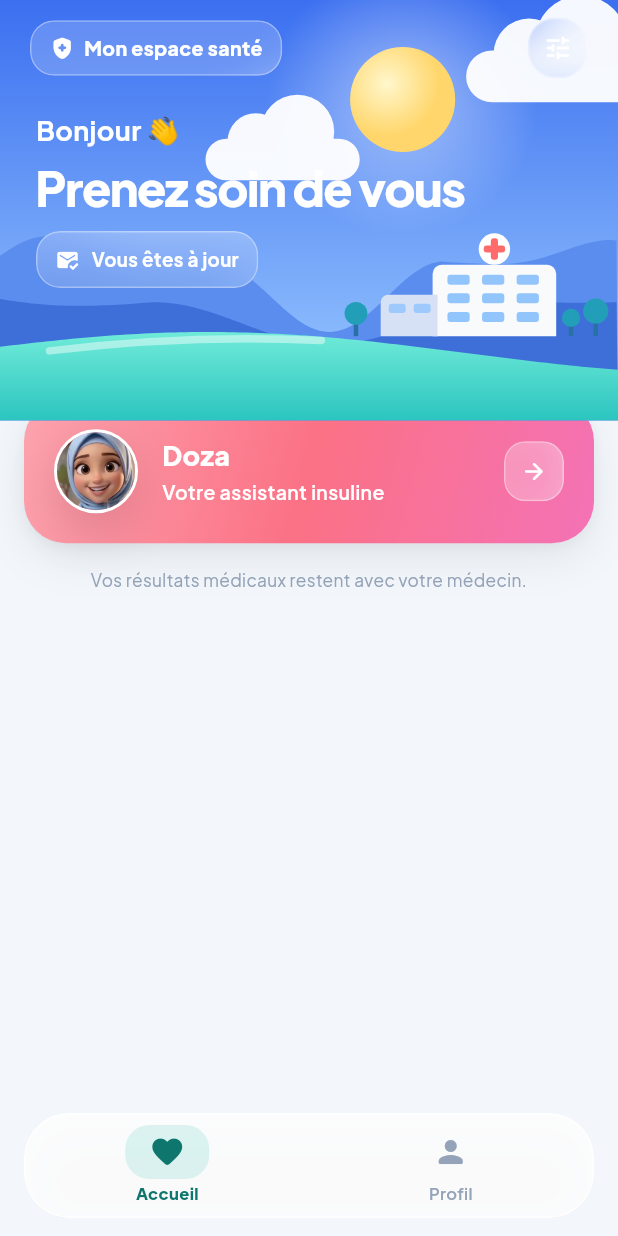
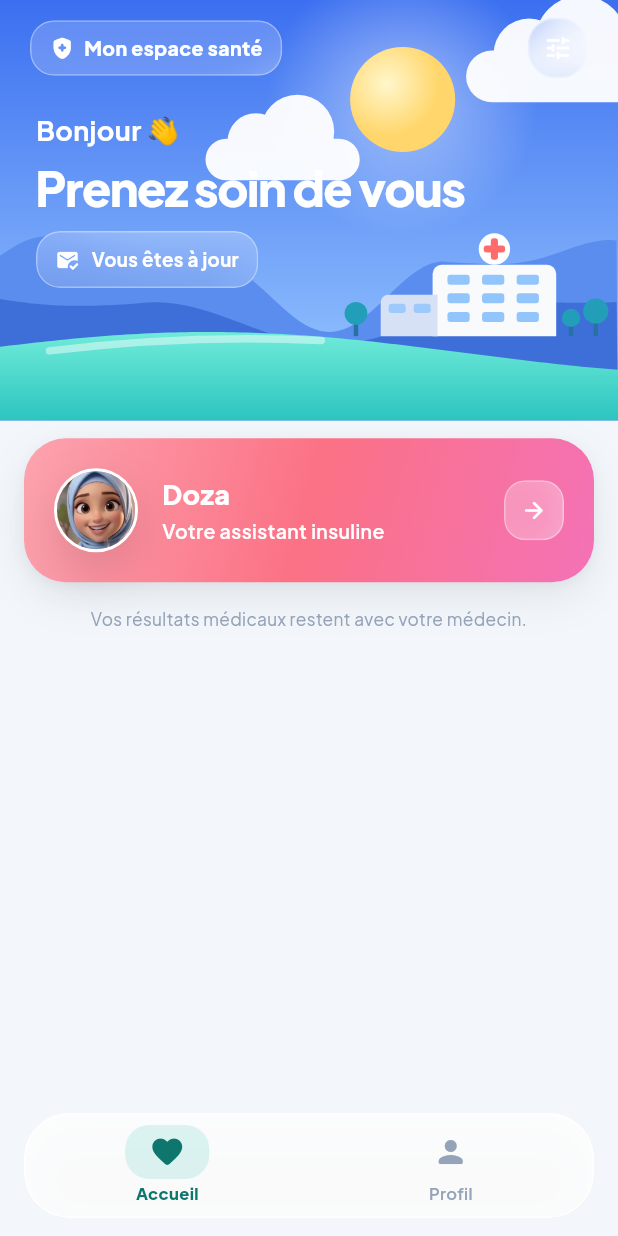
Before and after one commit to FyrasBenSlimane/ML, a Flutter app: the _PatientShellView screen opened directly, on a phone screen of 412 x 824 dp. Run offline on Flutter 3.47's test engine with Material 3 defaults, Android fonts, the phone set to English and light mode, and no system bars; drawn by our look-alikes of flutter_animate; our stand-ins replace audioplayers, equatable, flutter_bloc, flutter_tts, google_fonts, shared_preferences and 1 more; accounts and stored records are empty; network calls fail.

Commit message:
Accueil patient : plus d'espace au-dessus de la carte Doza
Marge supérieure portée à 46 px pour que la carte (et son halo rose) ne
soit plus collée à l'en-tête.

Co-Authored-By: Claude Opus 4.8 <noreply@anthropic.com>

```diff
--- a/deployment_v2/mobile/lib/features/patient/patient_shell.dart
+++ b/deployment_v2/mobile/lib/features/patient/patient_shell.dart
@@ -87,7 +87,7 @@ class _PatientHome extends StatelessWidget {
                   color: AppColors.bg,
                   borderRadius: BorderRadius.vertical(top: Radius.circular(36)),
                 ),
-                padding: EdgeInsets.fromLTRB(16, 20, 16, 120 + MediaQuery.paddingOf(context).bottom),
+                padding: EdgeInsets.fromLTRB(16, 46, 16, 120 + MediaQuery.paddingOf(context).bottom),
                 child: const _AlertsSection(),
               ),
             ),
```
